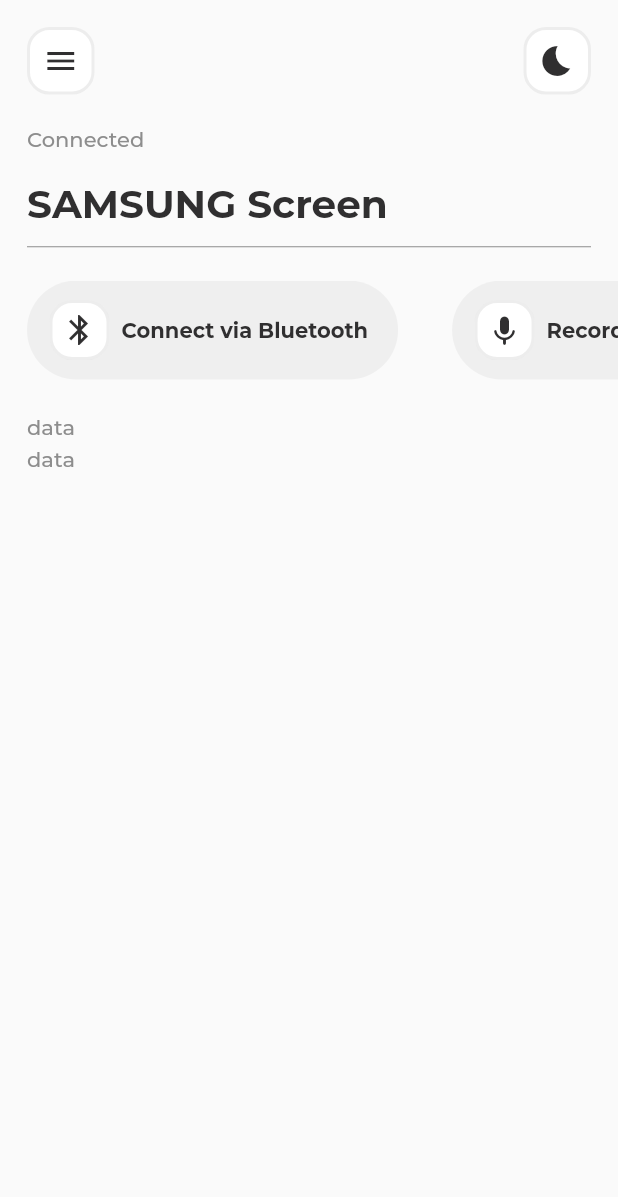
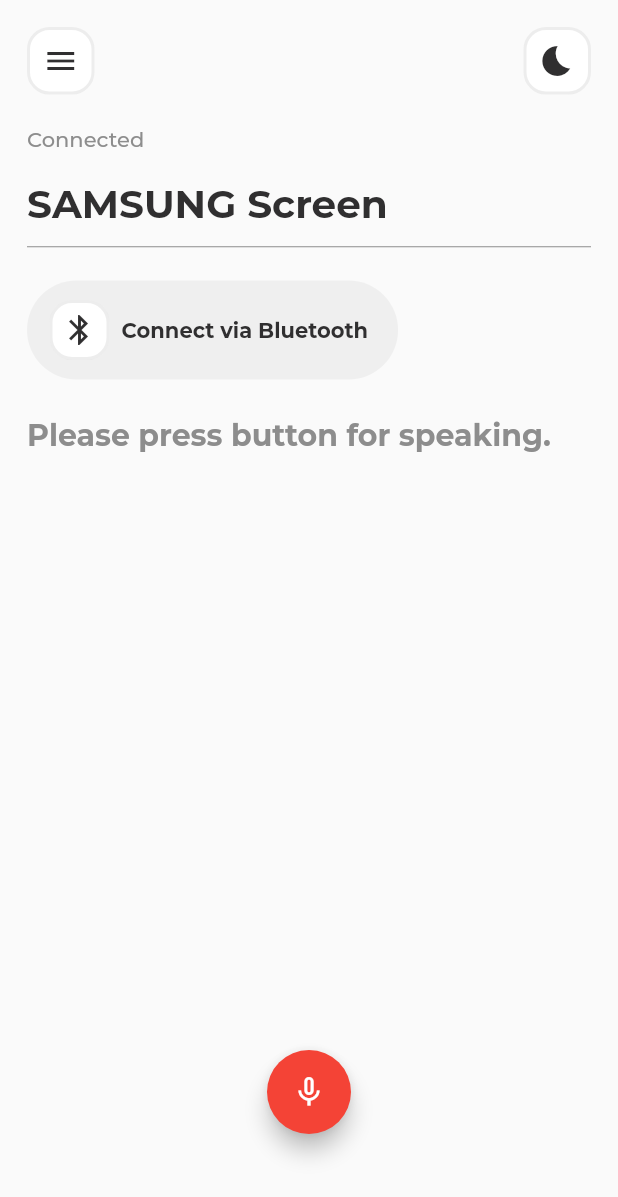
Before and after one commit to Arghadeep-hub/Last-Year-Project, a Flutter app: the screen it shows after launch, on a phone screen of 412 x 824 dp. Shown: the top 1197 px of the screen. Run offline on Flutter 3.47's test engine with Material 2 defaults, Android fonts, the phone set to English and light mode, and no system bars; drawn by our look-alikes of avatar_glow; our stand-ins replace speech_to_text.

Commit message:
Voice Recognization added

```diff
--- a/lib/main.dart
+++ b/lib/main.dart
@@ -13,11 +13,13 @@
     double screenWidth = window.physicalSize.width;
 
     return MaterialApp(
-      debugShowCheckedModeBanner: false,
+      debugShowCheckedModeBanner: true,
       title: 'Last Year Project',
       theme: ThemeData(
-          textTheme: screenWidth < 500 ? TEXT_THEME_SMALL : TEXT_THEME_DEFAULT,
-          fontFamily: "Montserrat"),
+        textTheme: screenWidth < 500 ? TEXT_THEME_SMALL : TEXT_THEME_DEFAULT,
+        fontFamily: "Montserrat",
+        primarySwatch: Colors.red,
+      ),
       home: const LandingPage(),
     );
   }
--- a/lib/sample_data.dart
+++ /dev/null
@@ -1,22 +0,0 @@
-const RE_DATA  = [
-  {
-    "image":"assets/images/image_2.jpg",
-    "amount":200000,
-    "address":"Jenison, MI 49428, SF",
-    "bedrooms":4,
-    "bathrooms":2,
-    "area":1416,
-    "garage":1,
-    "description":"Lorem Ipsum is simply dummy text of the printing and typesetting industry. Lorem Ipsum has been the industry's standard dummy text ever since the 1500s, when an unknown printer took a galley of type and scrambled it to make a type specimen book. It has survived not only five centuries, but also the leap into electronic typesetting, remaining essentially unchanged. It was popularised in the 1960s with the release of Letraset sheets containing Lorem Ipsum passages, and more recently with desktop publishing software like Aldus PageMaker including versions of Lorem Ipsum."
-  },
-  {
-    "image":"assets/images/image_1.jpg",
-    "amount":140000,
-    "address":"351 Rockwood Dr, SF",
-    "bedrooms":4,
-    "bathrooms":2,
-    "area":1416,
-    "garage":1,
-    "description":"Lorem Ipsum is simply dummy text of the printing and typesetting industry. Lorem Ipsum has been the industry's standard dummy text ever since the 1500s, when an unknown printer took a galley of type and scrambled it to make a type specimen book. It has survived not only five centuries, but also the leap into electronic typesetting, remaining essentially unchanged. It was popularised in the 1960s with the release of Letraset sheets containing Lorem Ipsum passages, and more recently with desktop publishing software like Aldus PageMaker including versions of Lorem Ipsum."
-  },
-];
--- a/lib/screens/LandingPage.dart
+++ b/lib/screens/LandingPage.dart
@@ -1,12 +1,55 @@
+import 'package:avatar_glow/avatar_glow.dart';
 import 'package:flutter/material.dart';
 import 'package:last_year_project/custom/BorderBox.dart';
 import 'package:last_year_project/custom/ChoiceOption.dart';
-import 'package:last_year_project/sample_data.dart';
 import 'package:last_year_project/utils/constants.dart';
 import 'package:last_year_project/utils/widget_functions.dart';
+import 'package:speech_to_text/speech_recognition_result.dart';
+import 'package:speech_to_text/speech_to_text.dart' as stts;
 
-class LandingPage extends StatelessWidget {
+class LandingPage extends StatefulWidget {
   const LandingPage({super.key});
+
+  @override
+  State<LandingPage> createState() => _LandingPageState();
+}
+
+class _LandingPageState extends State<LandingPage> {
+  var _speechToText = stts.SpeechToText();
+  bool isListening = false;
+  String infoText = "Please press button for speaking.";
+
+  void listen() async {
+    if (!isListening) {
+      bool available = await _speechToText.initialize(
+        onStatus: (status) => print("$status"),
+        onError: (errorNotification) => print("$errorNotification"),
+      );
+
+      if (available) {
+        setState(() {
+          isListening = true;
+        });
+        _speechToText.listen(
+          onResult: (result) => setState(() {
+            infoText = result.recognizedWords;
+          }),
+        );
+      }
+    } else {
+      setState(() {
+        isListening = false;
+      });
+      _speechToText.stop();
+    }
+  }
+
+  @override
+  void initState() {
+    // TODO: implement initState
+    super.initState();
+    _speechToText = stts.SpeechToText();
+  }
 
   @override
   Widget build(BuildContext context) {
@@ -91,111 +134,40 @@
                         ),
                       ),
                     ),
-                    Padding(
-                      padding: sidePadding,
-                      child: ChoiceOption(
-                        padding: EdgeInsets.all(0),
-                        width: 40,
-                        height: 40,
-                        text: "Record a Message",
-                        child: Icon(
-                          Icons.keyboard_voice_rounded,
-                          color: COLOR_BLACK,
-                        ),
-                      ),
-                    ),
-                    Padding(
-                      padding: sidePadding,
-                      child: ChoiceOption(
-                        padding: EdgeInsets.all(0),
-                        width: 40,
-                        height: 40,
-                        text: "Type a Message",
-                        child: Icon(
-                          Icons.keyboard,
-                          color: COLOR_BLACK,
-                        ),
-                      ),
-                    ),
                   ],
                 ),
               ),
               addVerticalSpace(20),
-              Expanded(
+              SingleChildScrollView(
                 child: Padding(
                   padding: sidePadding,
-                  child: ListView.builder(
-                    itemCount: RE_DATA.length,
-                    itemBuilder: (context, index) {
-                      // return CardItem(itemData: RE_DATA[index]);
-                      return Text("data");
-                    },
+                  child: Text(
+                    infoText,
+                    style: const TextStyle(
+                      fontWeight: FontWeight.w600,
+                      fontSize: 20,
+                    ),
                   ),
                 ),
-              ),
+              )
             ],
+          ),
+        ),
+        floatingActionButtonLocation: FloatingActionButtonLocation.centerFloat,
+        floatingActionButton: AvatarGlow(
+          animate: isListening,
+          repeat: true,
+          endRadius: 80,
+          glowColor: Colors.red,
+          duration: Duration(milliseconds: 1000),
+          child: FloatingActionButton(
+            onPressed: () {
+              listen();
+            },
+            child: Icon(isListening ? Icons.mic : Icons.mic_none),
           ),
         ),
       ),
     );
   }
 }
-
-class CardItem extends StatelessWidget {
-  final dynamic itemData;
-
-  const CardItem({Key? key, required this.itemData}) : super(key: key);
-
-  @override
-  Widget build(BuildContext context) {
-    final ThemeData themeData = Theme.of(context);
-
-    return Container(
-      margin: const EdgeInsets.symmetric(vertical: 20),
-      child: Column(children: [
-        Stack(
-          children: [
-            ClipRRect(
-              borderRadius: BorderRadius.circular(25.0),
-              child: Image.asset(
-                itemData["image"],
-              ),
-            ),
-            const Positioned(
-              top: 15,
-              right: 15,
-              child: BorderBox(
-                height: 50,
-                padding: EdgeInsets.all(0),
-                width: 50,
-                child: Icon(
-                  Icons.favorite_border,
-                  color: COLOR_BLACK,
-                ),
-              ),
-            )
-          ],
-        ),
-        addVerticalSpace(15),
-        Row(
-          children: [
-            Text(
-              "${(itemData["amount"])}",
-              style: themeData.textTheme.headline1,
-            ),
-            addHorizontalSpace(10),
-            Text(
-              "${itemData["address"]}",
-              style: themeData.textTheme.bodyText2,
-            ),
-            addHorizontalSpace(10),
-            Text(
-              "${itemData["bedrooms"]} bedrooms/ ${itemData["bathrooms"]} bathrooms / ${itemData["area"]} sqft",
-              style: themeData.textTheme.headline5,
-            )
-          ],
-        )
-      ]),
-    );
-  }
-}
```
Also changed, not shown: pubspec.yaml (+5 -32 lines), pubspec.lock, 3 other files.
